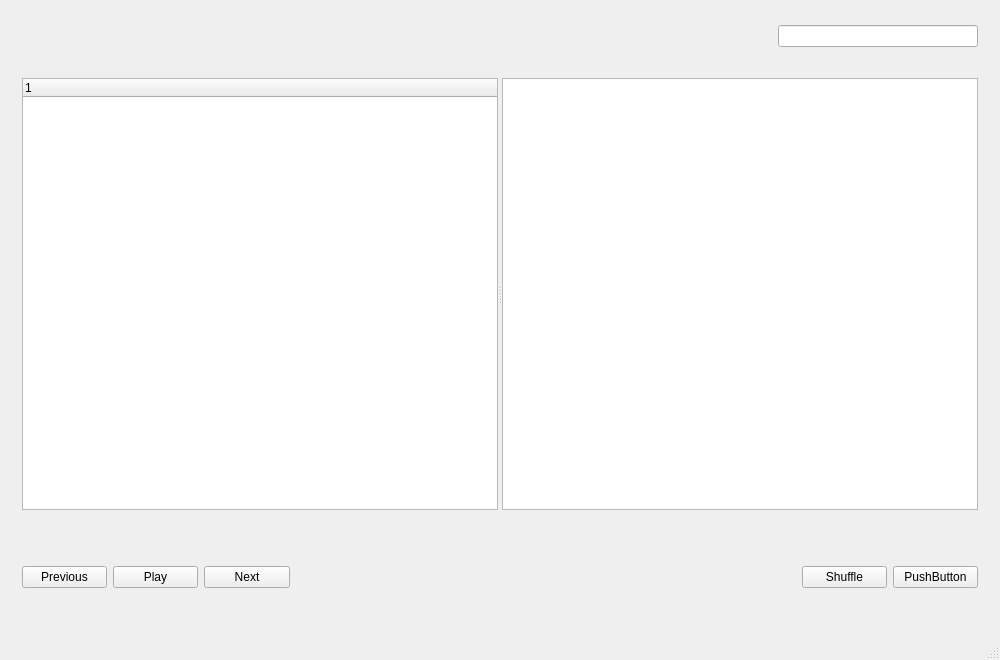
Qt form gui/core/DjooleaWindow.ui (chrisjgell/djoolea) before a commit.
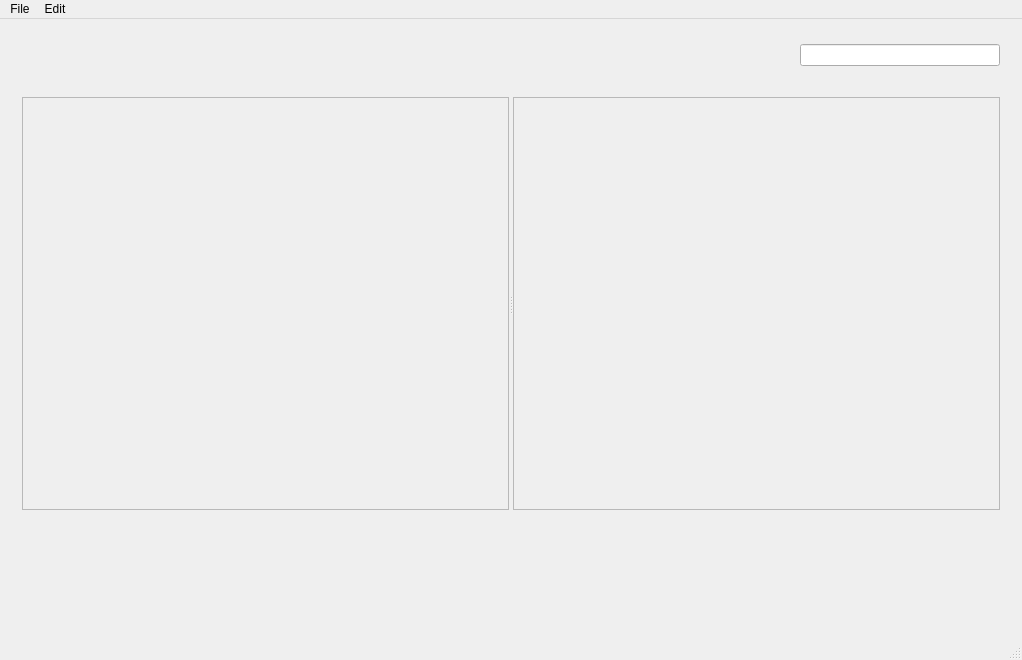
The same form after that commit.

The edit to the form file:
```diff
--- a/gui/core/DjooleaWindow.ui
+++ b/gui/core/DjooleaWindow.ui
@@ -6,13 +6,16 @@
    <rect>
     <x>0</x>
     <y>0</y>
-    <width>1000</width>
+    <width>1018</width>
     <height>660</height>
    </rect>
   </property>
   <property name="windowTitle">
    <string>Djoolea</string>
   </property>
+  <property name="styleSheet">
+   <string notr="true"/>
+  </property>
   <widget class="QWidget" name="centralWidget">
    <property name="enabled">
     <bool>true</bool>
@@ -20,6 +23,9 @@
    <property name="layoutDirection">
     <enum>Qt::LeftToRight</enum>
    </property>
+   <property name="styleSheet">
+    <string notr="true"/>
+   </property>
    <layout class="QVBoxLayout" name="verticalLayout">
     <item>
      <widget class="QFrame" name="headerFrame">
@@ -88,17 +94,43 @@
       <layout class="QVBoxLayout" name="verticalLayout_2">
        <item>
         <widget class="QSplitter" name="contentSplitter">
+         <property name="minimumSize">
+          <size>
+           <width>0</width>
+           <height>0</height>
+          </size>
+         </property>
          <property name="orientation">
           <enum>Qt::Horizontal</enum>
          </property>
-         <widget class="QTreeWidget" name="collectnTreeWidget">
-          <column>
-           <property name="text">
-            <string notr="true">1</string>
-           </property>
-          </column>
+         <widget class="QFrame" name="sidebarFrame">
+          <property name="minimumSize">
+           <size>
+            <width>0</width>
+            <height>0</height>
+           </size>
+          </property>
+          <property name="maximumSize">
+           <size>
+            <width>16777215</width>
+            <height>16777215</height>
+           </size>
+          </property>
+          <property name="frameShape">
+           <enum>QFrame::StyledPanel</enum>
+          </property>
+          <property name="frameShadow">
+           <enum>QFrame::Raised</enum>
+          </property>
          </widget>
-         <widget class="QListWidget" name="playListWidget"/>
+         <widget class="QFrame" name="playlistFrame">
+          <property name="frameShape">
+           <enum>QFrame::StyledPanel</enum>
+          </property>
+          <property name="frameShadow">
+           <enum>QFrame::Raised</enum>
+          </property>
+         </widget>
         </widget>
        </item>
       </layout>
@@ -108,7 +140,7 @@
      <widget class="QFrame" name="controlsFrame">
       <property name="minimumSize">
        <size>
-        <width>0</width>
+        <width>1000</width>
         <height>100</height>
        </size>
       </property>
@@ -118,63 +150,7 @@
         <height>100</height>
        </size>
       </property>
-      <property name="frameShape">
-       <enum>QFrame::NoFrame</enum>
-      </property>
-      <property name="frameShadow">
-       <enum>QFrame::Raised</enum>
-      </property>
-      <layout class="QHBoxLayout" name="horizontalLayout_4">
-       <item>
-        <layout class="QHBoxLayout" name="horizontalLayout_3">
-         <item>
-          <widget class="QPushButton" name="prevButton">
-           <property name="text">
-            <string>Previous</string>
-           </property>
-          </widget>
-         </item>
-         <item>
-          <widget class="QPushButton" name="playButton">
-           <property name="text">
-            <string>Play</string>
-           </property>
-          </widget>
-         </item>
-         <item>
-          <widget class="QPushButton" name="nextButton">
-           <property name="text">
-            <string>Next</string>
-           </property>
-          </widget>
-         </item>
-         <item>
-          <widget class="QWidget" name="widget" native="true">
-           <property name="minimumSize">
-            <size>
-             <width>500</width>
-             <height>0</height>
-            </size>
-           </property>
-          </widget>
-         </item>
-         <item>
-          <widget class="QPushButton" name="repeatButton">
-           <property name="text">
-            <string>Shuffle</string>
-           </property>
-          </widget>
-         </item>
-         <item>
-          <widget class="QPushButton" name="shuffleButton">
-           <property name="text">
-            <string>PushButton</string>
-           </property>
-          </widget>
-         </item>
-        </layout>
-       </item>
-      </layout>
+      <layout class="QHBoxLayout" name="horizontalLayout_4"/>
      </widget>
     </item>
    </layout>
@@ -185,10 +161,22 @@
     <rect>
      <x>0</x>
      <y>0</y>
-     <width>1000</width>
-     <height>22</height>
+     <width>1018</width>
+     <height>24</height>
     </rect>
    </property>
+   <widget class="QMenu" name="menuSettings">
+    <property name="title">
+     <string>File</string>
+    </property>
+   </widget>
+   <widget class="QMenu" name="menuEdit">
+    <property name="title">
+     <string>Edit</string>
+    </property>
+   </widget>
+   <addaction name="menuSettings"/>
+   <addaction name="menuEdit"/>
   </widget>
  </widget>
  <layoutdefault spacing="6" margin="11"/>
```
